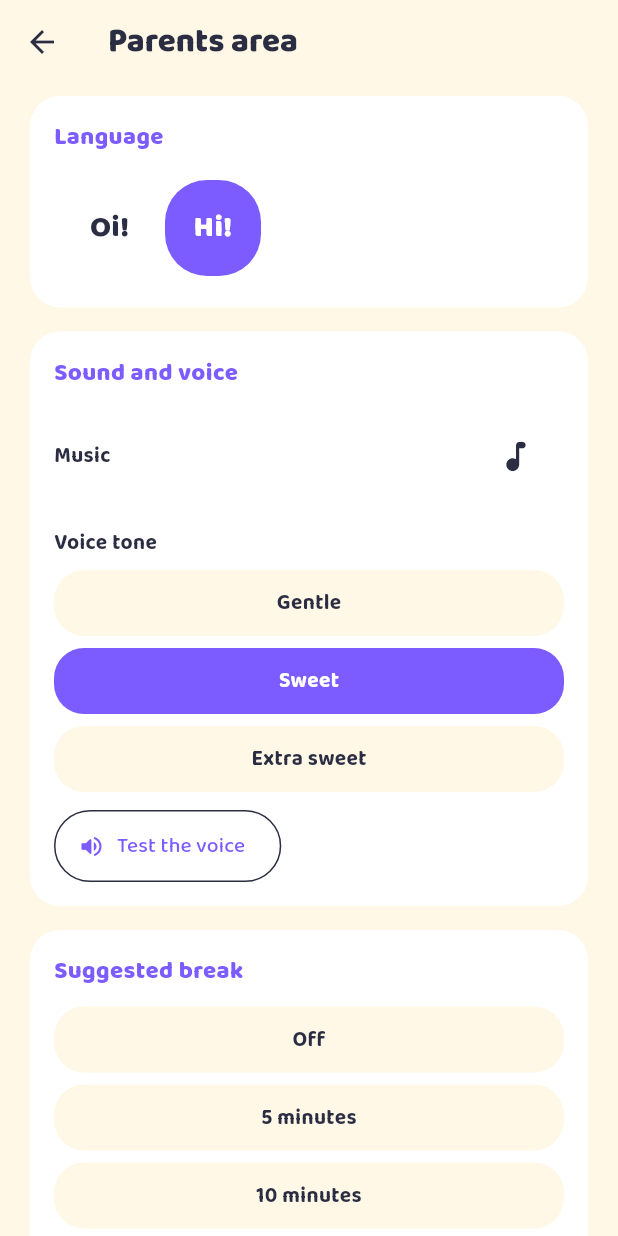
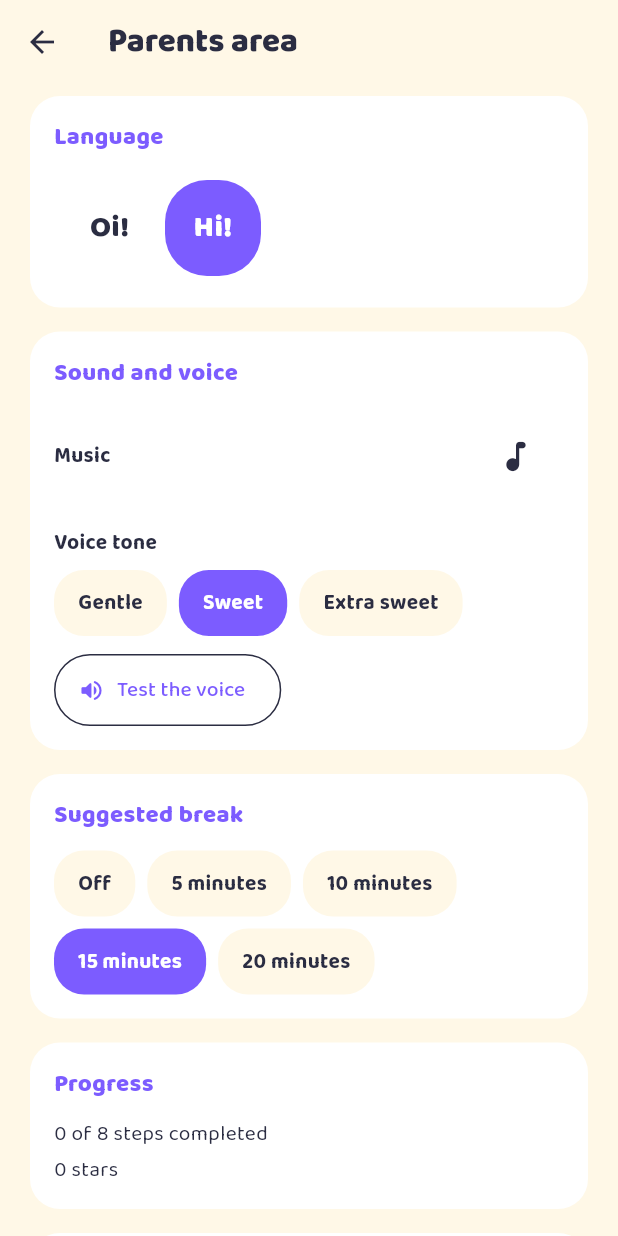
Before and after one commit to RonaldoRhoney/GeniuKiddo, a Flutter app: the ParentsAreaScreen screen opened directly, after a tap on "Hi!", on a phone screen of 412 x 824 dp. Run offline on Flutter 3.47's test engine with Material 3 defaults, Android fonts, the phone set to English and light mode, and no system bars; our stand-ins replace flutter_riverpod, flutter_tts, just_audio, shared_preferences; missing offline and left inert: audio_session; accounts and stored records are empty.

Commit message:
M4: ajustes vistos no aparelho — cadeado não sai da tela, chips compactos e lista acima da barra de navegação
Co-Authored-By: Claude Opus 5.5 <noreply@anthropic.com>

```diff
--- a/client/lib/features/parents/parents_area_screen.dart
+++ b/client/lib/features/parents/parents_area_screen.dart
@@ -83,7 +83,14 @@ class _ParentsAreaScreenState extends ConsumerState<ParentsAreaScreen> {
         ),
       ),
       body: ListView(
-        padding: const EdgeInsets.fromLTRB(20, 8, 20, 24),
+        // Soma a barra de navegação do Android (edge-to-edge) pra o fim da
+        // lista não ficar escondido atrás dela.
+        padding: EdgeInsets.fromLTRB(
+          20,
+          8,
+          20,
+          24 + MediaQuery.paddingOf(context).bottom,
+        ),
         children: [
           _Section(
             title: l10n.parentsLanguageLabel,
@@ -284,12 +291,16 @@ class _Chip extends StatelessWidget {
         child: Container(
           constraints: const BoxConstraints(minHeight: 44),
           padding: const EdgeInsets.symmetric(horizontal: 16, vertical: 10),
-          alignment: Alignment.center,
-          child: Text(
-            label,
-            style: TextStyle(
-              fontWeight: FontWeight.w700,
-              color: selected ? Colors.white : colors.ink,
+          // `widthFactor: 1` — centraliza sem esticar o chip na largura toda.
+          child: Center(
+            widthFactor: 1,
+            heightFactor: 1,
+            child: Text(
+              label,
+              style: TextStyle(
+                fontWeight: FontWeight.w700,
+                color: selected ? Colors.white : colors.ink,
+              ),
             ),
           ),
         ),
```
Also changed, not shown: client/lib/features/trail/trail_screen.dart (+10 -2 lines).
